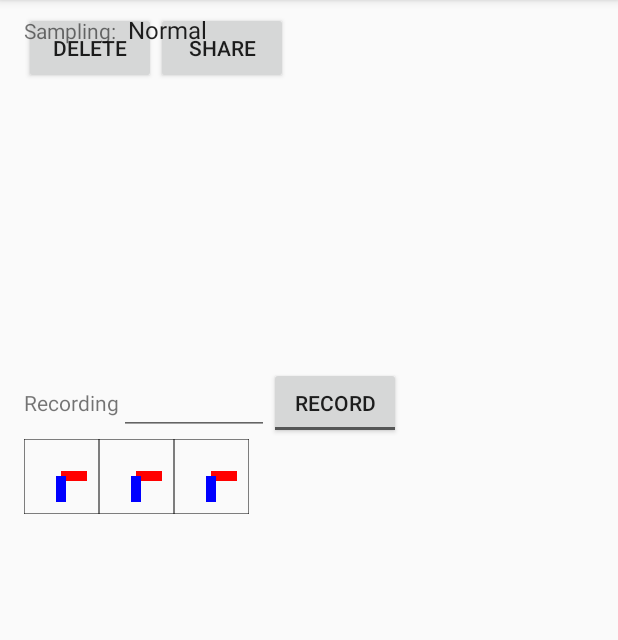
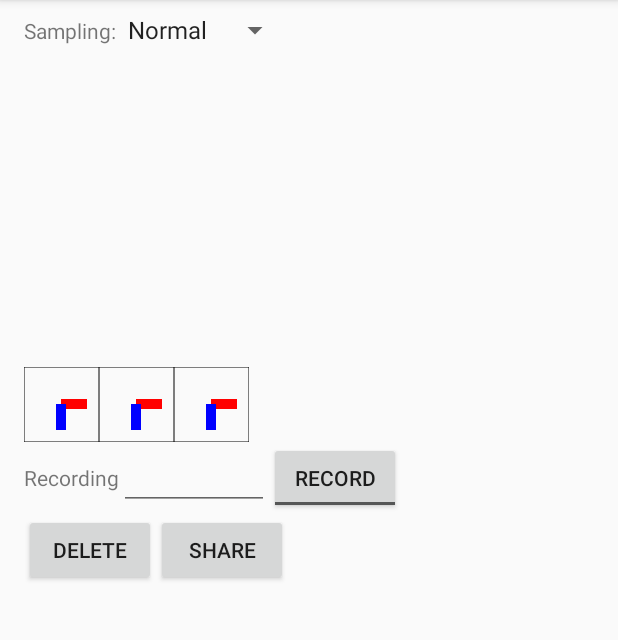
Before and after one commit to mmittek/moto-gym, an Android app: the screen it shows after launch (MainActivity), after a tap on "SHARE", on a phone screen of 412 x 824 dp, the part 84-724 px from its top. Run offline under Robolectric (Android 15) with nearby library versions, the phone set to English and light mode, and no system bars.

Commit message:
Got back to the previous layout but using fragments

```diff
--- a/MotoGymAndroid/app/src/main/java/com/example/mmittek/motogym/FragmentRecords.java
+++ b/MotoGymAndroid/app/src/main/java/com/example/mmittek/motogym/FragmentRecords.java
@@ -1,17 +1,28 @@
 package com.example.mmittek.motogym;
 
 import android.app.Activity;
+import android.content.Context;
+import android.content.Intent;
+import android.net.Uri;
 import android.os.Bundle;
 import android.support.v4.app.Fragment;
+import android.util.Log;
 import android.view.LayoutInflater;
 import android.view.View;
 import android.view.ViewGroup;
 import android.widget.ArrayAdapter;
+import android.widget.Button;
 import android.widget.CheckBox;
 import android.widget.ListView;
 import android.widget.TextView;
+import android.widget.Toast;
 
 import java.io.File;
+import java.io.FileInputStream;
+import java.io.FileOutputStream;
+import java.io.InputStream;
+import java.io.OutputStream;
+import java.util.ArrayList;
 import java.util.Observable;
 
 
@@ -53,10 +64,12 @@ class FileViewModel extends Observable implements View.OnClickListener {
  * Created by mmittek on 10/28/16.
  */
 
-public class FragmentRecords extends Fragment {
+public class FragmentRecords extends Fragment implements View.OnClickListener {
 
     ArrayAdapter<FileViewModel> mRecordsArrayAdapter;
     ListView mRecordsListView;
+    Button mDeleteButton;
+    Button mShareButton;
 
 
     @Override
@@ -112,8 +125,82 @@ public class FragmentRecords extends Fragment {
                 return listItem;
             }
         };
-        mRecordsListView.addHeaderView( getLayoutInflater(null).inflate(R.layout.records_list_header, mRecordsListView, false) );
+
+        View headerView = getLayoutInflater(null).inflate(R.layout.records_list_header, mRecordsListView, false);
+        mDeleteButton = (Button)headerView.findViewById(R.id.records_list_header_delete_button);
+        mShareButton = (Button)headerView.findViewById(R.id.records_list_header_share_button);
+
+        mDeleteButton.setOnClickListener(this);
+        mShareButton.setOnClickListener(this);
+
+        mRecordsListView.addHeaderView( headerView );
         mRecordsListView.setAdapter(mRecordsArrayAdapter);
         refreshListOfRecords();
     }
+
+
+    public final void deleteSelectedFiles() {
+        for(int i=0; i<mRecordsArrayAdapter.getCount(); i++) {
+            FileViewModel fileViewModel = mRecordsArrayAdapter.getItem(i);
+            if( fileViewModel.isSelected() ) {
+                // delete file
+                fileViewModel.getFile().delete();
+            }
+        }
+        refreshListOfRecords();
+    }
+
+    public final void shareSelectedFiles() {
+        // Create list of Uris for the selected files
+        ArrayList<Uri> filesToSend = new ArrayList<Uri>();
+        for(int i=0; i<mRecordsArrayAdapter.getCount(); i++) {
+            FileViewModel fileViewModel = mRecordsArrayAdapter.getItem(i);
+            if(!fileViewModel.isSelected()) continue;
+            File file = fileViewModel.getFile();
+            if(file.exists() && file.canRead()) {
+                File exFile = writeToExternal( getContext() , file.getName() );
+                exFile.deleteOnExit();
+                filesToSend.add( Uri.parse("file://" + exFile.getAbsolutePath()) );
+            }
+        }
+
+        if(filesToSend.size() > 0) {
+            Intent sendIntent = new Intent();
+            sendIntent.setAction(Intent.ACTION_SEND_MULTIPLE);
+            sendIntent.putExtra(Intent.EXTRA_STREAM, filesToSend);
+            sendIntent.putExtra(Intent.EXTRA_SUBJECT, "MotoGym Records");
+            sendIntent.setType("text/csv");
+            startActivity(Intent.createChooser(sendIntent, "SEND TO" ));
+        }
+    }
+
+    public static File writeToExternal(Context context, String filename){
+        try {
+            File file = new File(context.getExternalFilesDir(null), filename); //Get file location from external source
+            InputStream is = new FileInputStream(context.getFilesDir() + File.separator + filename); //get file location from internal
+            OutputStream os = new FileOutputStream(file); //Open your OutputStream and pass in the file you want to write to
+            byte[] toWrite = new byte[is.available()]; //Init a byte array for handing data transfer
+            Log.i("Available ", is.available() + "");
+            int result = is.read(toWrite); //Read the data from the byte array
+            Log.i("Result", result + "");
+            os.write(toWrite); //Write it to the output stream
+            is.close(); //Close it
+            os.close(); //Close it
+            Log.i("Copying to", "" + context.getExternalFilesDir(null) + File.separator + filename);
+            Log.i("Copying from", context.getFilesDir() + File.separator + filename + "");
+            return file;
+        } catch (Exception e) {
+            Toast.makeText(context, "File write failed: " + e.getLocalizedMessage(), Toast.LENGTH_LONG).show(); //if there's an error, make a piece of toast and serve it up
+        }
+        return null;
+    }
+
+    @Override
+    public void onClick(View view) {
+        if(view == mDeleteButton) {
+            deleteSelectedFiles();
+        } else if(view == mShareButton) {
+            shareSelectedFiles();
+        }
+    }
 }
--- /dev/null
+++ b/MotoGymAndroid/app/src/main/java/com/example/mmittek/motogym/FragmentViz2D.java
@@ -0,0 +1,32 @@
+package com.example.mmittek.motogym;
+
+import android.os.Bundle;
+import android.support.v4.app.Fragment;
+import android.view.LayoutInflater;
+import android.view.View;
+import android.view.ViewGroup;
+
+/**
+ * Created by mmittek on 10/28/16.
+ */
+
+public class FragmentViz2D extends Fragment {
+
+    Vector2Plot mVectorPlotXY;
+    Vector2Plot mVectorPlotYZ;
+    Vector2Plot mVectorPlotZX;
+
+    @Override
+    public View onCreateView(LayoutInflater inflater, ViewGroup container, Bundle savedInstanceState) {
+        View rootView = inflater.inflate(R.layout.fragment_viz2d, container, false);
+        return rootView;
+    }
+
+
+    public void onViewCreated(View view, Bundle savedInstanceState) {
+        mVectorPlotXY = (Vector2Plot) view.findViewById(R.id.xy_vector_plot);
+        mVectorPlotYZ = (Vector2Plot) view.findViewById(R.id.yz_vector_plot);
+        mVectorPlotZX = (Vector2Plot) view.findViewById(R.id.zx_vector_plot);
+
+    }
+}
--- a/MotoGymAndroid/app/src/main/java/com/example/mmittek/motogym/Main2Activity.java
+++ b/MotoGymAndroid/app/src/main/java/com/example/mmittek/motogym/Main2Activity.java
@@ -1,9 +1,6 @@
 package com.example.mmittek.motogym;
 
 import android.os.Bundle;
-import android.support.design.widget.FloatingActionButton;
-import android.support.design.widget.Snackbar;
-import android.view.View;
 import android.support.design.widget.NavigationView;
 import android.support.v4.view.GravityCompat;
 import android.support.v4.widget.DrawerLayout;
@@ -23,6 +20,7 @@ public class Main2Activity extends AppCompatActivity
         Toolbar toolbar = (Toolbar) findViewById(R.id.toolbar);
         setSupportActionBar(toolbar);
 
+        /*
         FloatingActionButton fab = (FloatingActionButton) findViewById(R.id.fab);
         fab.setOnClickListener(new View.OnClickListener() {
             @Override
@@ -31,6 +29,7 @@ public class Main2Activity extends AppCompatActivity
                         .setAction("Action", null).show();
             }
         });
+*/
 
         DrawerLayout drawer = (DrawerLayout) findViewById(R.id.drawer_layout);
         ActionBarDrawerToggle toggle = new ActionBarDrawerToggle(
--- a/MotoGymAndroid/app/src/main/java/com/example/mmittek/motogym/MainActivity.java
+++ b/MotoGymAndroid/app/src/main/java/com/example/mmittek/motogym/MainActivity.java
@@ -1,36 +1,27 @@
 package com.example.mmittek.motogym;
 
 import android.content.Context;
-import android.content.Intent;
 import android.content.pm.PackageManager;
 import android.hardware.SensorManager;
 import android.hardware.camera2.CameraManager;
 import android.location.LocationListener;
 import android.location.LocationManager;
-import android.net.Uri;
 import android.os.Bundle;
 import android.os.Handler;
 import android.support.v4.app.ActivityCompat;
 import android.support.v4.content.ContextCompat;
 import android.support.v7.app.AppCompatActivity;
-import android.util.Log;
 import android.view.View;
 import android.widget.ArrayAdapter;
 import android.widget.EditText;
 import android.widget.ListView;
 import android.widget.TextView;
-import android.widget.Toast;
 import android.widget.ToggleButton;
 
 import java.io.BufferedWriter;
 import java.io.File;
-import java.io.FileInputStream;
-import java.io.FileOutputStream;
 import java.io.FileWriter;
 import java.io.IOException;
-import java.io.InputStream;
-import java.io.OutputStream;
-import java.util.ArrayList;
 import java.util.Calendar;
 import java.util.Observable;
 import java.util.Observer;
@@ -280,9 +271,6 @@ public class MainActivity extends AppCompatActivity implements Observer, View.On
 
     TextView mCameraInfoTextView;
 
-    Vector2Plot mVectorPlotXY;
-    Vector2Plot mVectorPlotYZ;
-    Vector2Plot mVectorPlotZX;
 
     EditText mRecordLabelEditText;
 
@@ -294,6 +282,10 @@ public class MainActivity extends AppCompatActivity implements Observer, View.On
     protected void onCreate(Bundle savedInstanceState) {
         super.onCreate(savedInstanceState);
         setContentView(R.layout.activity_main);
+
+
+
+
         mRecordToggleButton = (ToggleButton)findViewById(R.id.recording_toggle_button);
         mRecordFileNameTextView = (TextView)findViewById(R.id.recorded_file_name_text_view);
 
@@ -306,9 +298,6 @@ public class MainActivity extends AppCompatActivity implements Observer, View.On
 
         mRecordLabelEditText = (EditText)findViewById(R.id.record_label_edit_text);
 
-        mVectorPlotXY = (Vector2Plot) findViewById(R.id.xy_vector_plot);
-        mVectorPlotYZ = (Vector2Plot) findViewById(R.id.yz_vector_plot);
-        mVectorPlotZX = (Vector2Plot) findViewById(R.id.zx_vector_plot);
 
 
         FragmentRawData rawDataFragment = (FragmentRawData)getSupportFragmentManager().findFragmentById(R.id.raw_data_fragment); //(FragmentRawData)findViewById(R.id.raw_data_fragment);
@@ -326,61 +315,11 @@ public class MainActivity extends AppCompatActivity implements Observer, View.On
         return mDataBuffer;
     }
 
-    public static File writeToExternal(Context context, String filename){
-        try {
-            File file = new File(context.getExternalFilesDir(null), filename); //Get file location from external source
-            InputStream is = new FileInputStream(context.getFilesDir() + File.separator + filename); //get file location from internal
-            OutputStream os = new FileOutputStream(file); //Open your OutputStream and pass in the file you want to write to
-            byte[] toWrite = new byte[is.available()]; //Init a byte array for handing data transfer
-            Log.i("Available ", is.available() + "");
-            int result = is.read(toWrite); //Read the data from the byte array
-            Log.i("Result", result + "");
-            os.write(toWrite); //Write it to the output stream
-            is.close(); //Close it
-            os.close(); //Close it
-            Log.i("Copying to", "" + context.getExternalFilesDir(null) + File.separator + filename);
-            Log.i("Copying from", context.getFilesDir() + File.separator + filename + "");
-            return file;
-        } catch (Exception e) {
-            Toast.makeText(context, "File write failed: " + e.getLocalizedMessage(), Toast.LENGTH_LONG).show(); //if there's an error, make a piece of toast and serve it up
-        }
-        return null;
-    }
 
-    public final void shareSelectedFiles(View view) {
-        // Create list of Uris for the selected files
-        ArrayList<Uri> filesToSend = new ArrayList<Uri>();
-        for(int i=0; i<mRecordsArrayAdapter.getCount(); i++) {
-            FileViewModel fileViewModel = mRecordsArrayAdapter.getItem(i);
-            if(!fileViewModel.isSelected()) continue;
-            File file = fileViewModel.getFile();
-            if(file.exists() && file.canRead()) {
-                File exFile = writeToExternal(this, file.getName() );
-                exFile.deleteOnExit();
-                filesToSend.add( Uri.parse("file://" + exFile.getAbsolutePath()) );
-            }
-        }
 
-        if(filesToSend.size() > 0) {
-            Intent sendIntent = new Intent();
-            sendIntent.setAction(Intent.ACTION_SEND_MULTIPLE);
-            sendIntent.putExtra(Intent.EXTRA_STREAM, filesToSend);
-            sendIntent.putExtra(Intent.EXTRA_SUBJECT, "MotoGym Records");
-            sendIntent.setType("text/csv");
-            startActivity(Intent.createChooser(sendIntent, "SEND TO" ));
-        }
-    }
 
-    public final void deleteSelectedFiles(View view) {
-        for(int i=0; i<mRecordsArrayAdapter.getCount(); i++) {
-            FileViewModel fileViewModel = mRecordsArrayAdapter.getItem(i);
-            if( fileViewModel.isSelected() ) {
-                // delete file
-                fileViewModel.getFile().delete();
-            }
-        }
-        refreshListOfRecords();
-    }
+
+
 
 
 
--- a/MotoGymAndroid/app/src/main/res/layout/activity_main.xml
+++ b/MotoGymAndroid/app/src/main/res/layout/activity_main.xml
@@ -10,31 +10,39 @@
     android:paddingTop="8dp"
     tools:context="com.example.mmittek.motogym.MainActivity">
 
+
+
+
     <LinearLayout
         android:layout_width="match_parent"
         android:layout_height="wrap_content"
         android:orientation="vertical">
 
 
-    <FrameLayout
-        android:layout_width="match_parent"
-        android:layout_height="wrap_content">
 
-        <fragment
+
+        <FrameLayout
             android:layout_width="match_parent"
-            android:layout_height="wrap_content"
-            android:name="com.example.mmittek.motogym.FragmentRecords"
-            android:id="@+id/records_fragment"
-            ></fragment>
-
+            android:layout_height="wrap_content">
         <fragment
             android:layout_width="match_parent"
             android:layout_height="wrap_content"
             android:name="com.example.mmittek.motogym.FragmentRawData"
             android:id="@+id/raw_data_fragment"
             ></fragment>
+        </FrameLayout>
 
-    </FrameLayout>
+        <FrameLayout
+            android:layout_width="match_parent"
+            android:layout_height="wrap_content">
+        <fragment
+            android:layout_width="match_parent"
+            android:layout_height="wrap_content"
+            android:name="com.example.mmittek.motogym.FragmentViz2D"
+            android:id="@+id/viz2d_fragment"
+            ></fragment>
+
+        </FrameLayout>
 
 
 
@@ -76,39 +84,17 @@
                 android:id="@+id/recorded_file_name_text_view"/>
         </LinearLayout>
 
-
-
-
-
-
-
-
-
-
-        <LinearLayout
+        <FrameLayout
             android:layout_width="match_parent"
-            android:layout_height="wrap_content"
-            android:orientation="horizontal">
-
-            <com.example.mmittek.motogym.Vector2Plot
-                android:layout_width="50dp"
-                android:layout_height="50dp"
-                android:id="@+id/xy_vector_plot"/>
-            <com.example.mmittek.motogym.Vector2Plot
-                android:layout_width="50dp"
-                android:layout_height="50dp"
-                android:id="@+id/yz_vector_plot"/>
-            <com.example.mmittek.motogym.Vector2Plot
-                android:layout_width="50dp"
-                android:layout_height="50dp"
-                android:id="@+id/zx_vector_plot"/>
-
-        </LinearLayout>
+            android:layout_height="wrap_content">
+            <fragment
+                android:layout_width="match_parent"
+                android:layout_height="wrap_content"
+                android:name="com.example.mmittek.motogym.FragmentRecords"
+                android:id="@+id/records_fragment"
+                ></fragment>
+        </FrameLayout>
 
 
     </LinearLayout>
-
-
-
-
 </RelativeLayout>
--- /dev/null
+++ b/MotoGymAndroid/app/src/main/res/layout/fragment_viz2d.xml
@@ -0,0 +1,27 @@
+<?xml version="1.0" encoding="utf-8"?>
+<LinearLayout xmlns:android="http://schemas.android.com/apk/res/android"
+    android:orientation="vertical" android:layout_width="match_parent"
+    android:layout_height="match_parent">
+
+
+    <LinearLayout
+        android:layout_width="match_parent"
+        android:layout_height="wrap_content"
+        android:orientation="horizontal">
+
+        <com.example.mmittek.motogym.Vector2Plot
+            android:layout_width="50dp"
+            android:layout_height="50dp"
+            android:id="@+id/xy_vector_plot"/>
+        <com.example.mmittek.motogym.Vector2Plot
+            android:layout_width="50dp"
+            android:layout_height="50dp"
+            android:id="@+id/yz_vector_plot"/>
+        <com.example.mmittek.motogym.Vector2Plot
+            android:layout_width="50dp"
+            android:layout_height="50dp"
+            android:id="@+id/zx_vector_plot"/>
+
+    </LinearLayout>
+
+</LinearLayout>
--- a/MotoGymAndroid/app/src/main/res/layout/records_list_header.xml
+++ b/MotoGymAndroid/app/src/main/res/layout/records_list_header.xml
@@ -8,11 +8,11 @@
         android:layout_width="wrap_content"
         android:layout_height="wrap_content"
         android:text="Delete"
-        android:onClick="deleteSelectedFiles"/>
+        android:id="@+id/records_list_header_delete_button"/>
 
     <Button
         android:layout_width="wrap_content"
         android:layout_height="wrap_content"
         android:text="Share"
-        android:onClick="shareSelectedFiles"/>
+        android:id="@+id/records_list_header_share_button"/>
 </LinearLayout>
```
Also changed, not shown: MotoGymAndroid/app/src/main/AndroidManifest.xml (+11 -2 lines), MotoGymAndroid/app/src/main/res/layout/activity_main2.xml (+32 -0 lines).
